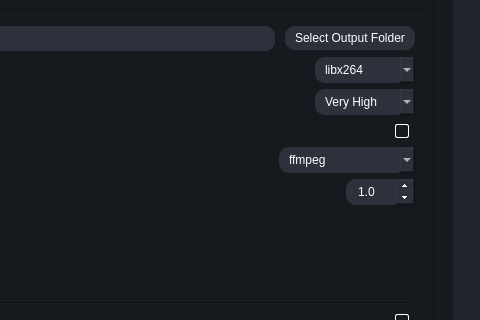
Above: testRVEInterface.ui from TNTwise/REAL-Video-Enhancer before the change; both pictures show x 449 to 929 and y 271 to 591 of the 929 by 736 pixel window. Below: the same form after it.
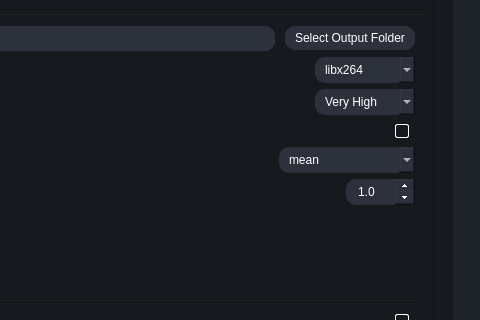
That is the form after the change. The open tabs and pages were chosen to show the change. Icons and pictures are not drawn.

```diff
--- a/testRVEInterface.ui
+++ b/testRVEInterface.ui
@@ -1941,11 +1941,6 @@
                         </item>
                         <item>
                          <widget class="QComboBox" name="scene_change_detection_method">
-                          <item>
-                           <property name="text">
-                            <string>ffmpeg</string>
-                           </property>
-                          </item>
                           <item>
                            <property name="text">
                             <string>mean</string>
```
Left out of the diff: 5 changed lines with no effect on the pictures.
